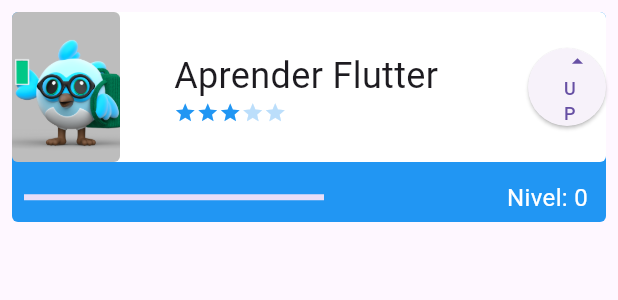
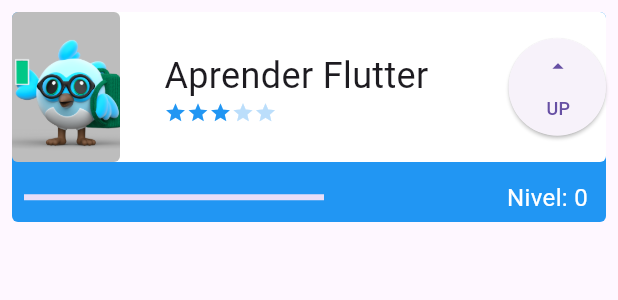
Before and after one commit to slackwarecps/flutter_task_com_bd, a Flutter app: the Task widget shown alone on an empty page, opened directly, on a phone screen of 412 x 824 dp. Shown: the top 300 px of the screen. Run offline on Flutter 3.47's test engine with Material 3 defaults, Android fonts, the phone set to English and light mode, and no system bars; our stand-ins replace sqflite; accounts and stored records are empty; network calls fail.

Commit message:
chore: Increase size of button in Task component

```diff
--- a/lib/components/task.dart
+++ b/lib/components/task.dart
@@ -88,8 +88,8 @@ class _TaskState extends State<Task> {
                       ],
                     ),
                     SizedBox(
-                      height: 52,
-                      width: 52,
+                      height: 65,
+                      width: 65,
                       child: ElevatedButton(
                         onLongPress: (){
                           TaskDao().delete(widget.nome);
```
Also changed, not shown: lib/screens/initial_screen.dart (+8 -8 lines).
